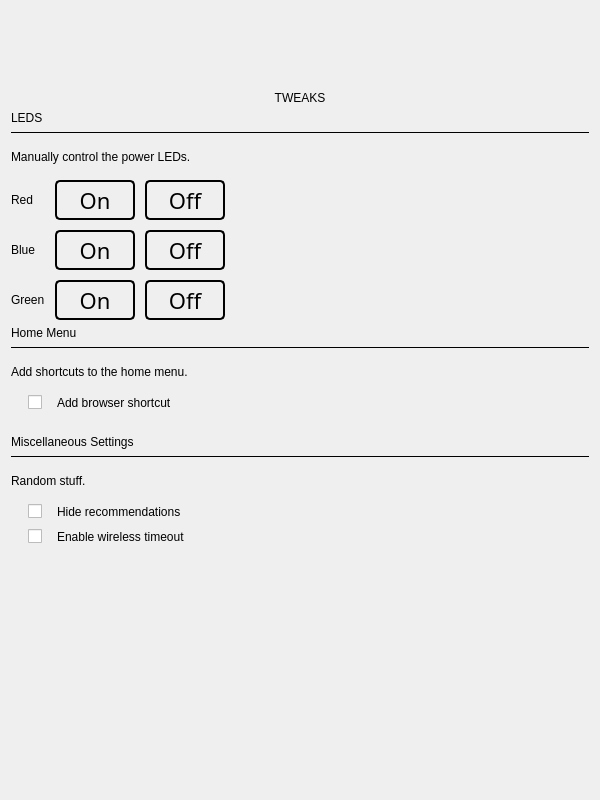
Old version of the form src/tweaks/tweakview.ui in the repository ah-/koboplugins.
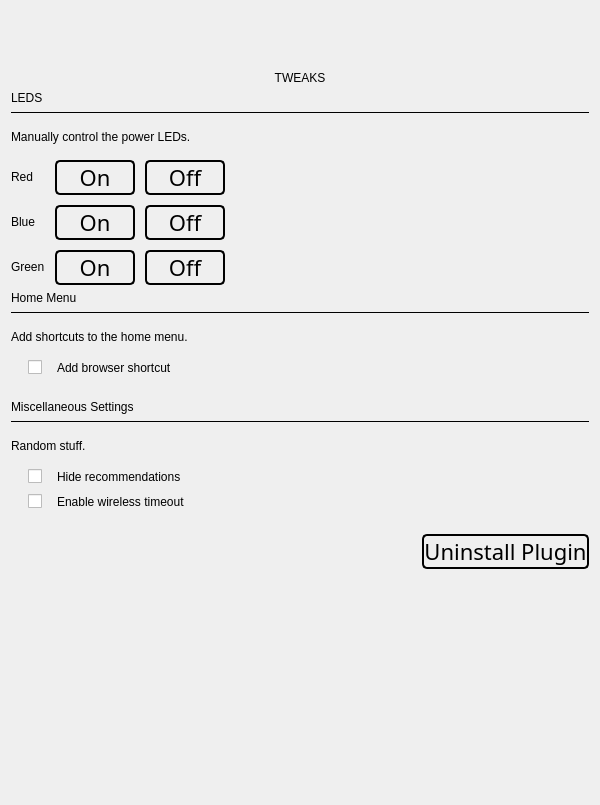
New version of the form. Icons and pictures are not drawn.

Commit message: - added new menuentry for search - syncIcon in topbar is now hidable using ini file - updated ini template with new values - added wifi timeout disable functionality - added uninstall button in tweaks dialog - fixed shortlist icon

The edit to the form file:
```diff
--- a/src/tweaks/tweakview.ui
+++ b/src/tweaks/tweakview.ui
@@ -7,7 +7,7 @@
     <x>0</x>
     <y>0</y>
     <width>600</width>
-    <height>800</height>
+    <height>805</height>
    </rect>
   </property>
   <property name="windowTitle">
@@ -25,7 +25,7 @@
      <property name="sizeHint" stdset="0">
       <size>
        <width>20</width>
-       <height>80</height>
+       <height>60</height>
       </size>
      </property>
     </spacer>
@@ -144,7 +144,7 @@
          <property name="minimumSize">
           <size>
            <width>80</width>
-           <height>40</height>
+           <height>30</height>
           </size>
          </property>
          <property name="styleSheet">
@@ -153,6 +153,12 @@
          <property name="text">
           <string>On</string>
          </property>
+         <property name="iconSize">
+          <size>
+           <width>24</width>
+           <height>24</height>
+          </size>
+         </property>
         </widget>
        </item>
        <item>
@@ -160,7 +166,7 @@
          <property name="minimumSize">
           <size>
            <width>80</width>
-           <height>40</height>
+           <height>30</height>
           </size>
          </property>
          <property name="styleSheet">
@@ -235,7 +241,7 @@
          <property name="minimumSize">
           <size>
            <width>80</width>
-           <height>40</height>
+           <height>30</height>
           </size>
          </property>
          <property name="styleSheet">
@@ -251,7 +257,7 @@
          <property name="minimumSize">
           <size>
            <width>80</width>
-           <height>40</height>
+           <height>30</height>
           </size>
          </property>
          <property name="styleSheet">
@@ -284,7 +290,7 @@
          <property name="minimumSize">
           <size>
            <width>80</width>
-           <height>40</height>
+           <height>30</height>
           </size>
          </property>
          <property name="styleSheet">
@@ -300,7 +306,7 @@
          <property name="minimumSize">
           <size>
            <width>80</width>
-           <height>40</height>
+           <height>30</height>
           </size>
          </property>
          <property name="styleSheet">
@@ -559,6 +565,39 @@
      </item>
     </layout>
    </item>
+   <item>
+    <layout class="QHBoxLayout" name="horizontalLayout_4">
+     <item>
+      <spacer name="horizontalSpacer_4">
+       <property name="orientation">
+        <enum>Qt::Horizontal</enum>
+       </property>
+       <property name="sizeHint" stdset="0">
+        <size>
+         <width>40</width>
+         <height>20</height>
+        </size>
+       </property>
+      </spacer>
+     </item>
+     <item>
+      <widget class="QPushButton" name="uninstallButton">
+       <property name="styleSheet">
+        <string>font: 22px Avenir; border: 2px solid black; border-radius: 5px;</string>
+       </property>
+       <property name="text">
+        <string>Uninstall Plugin</string>
+       </property>
+       <property name="iconSize">
+        <size>
+         <width>18</width>
+         <height>24</height>
+        </size>
+       </property>
+      </widget>
+     </item>
+    </layout>
+   </item>
    <item>
     <spacer name="verticalSpacer">
      <property name="orientation">
@@ -567,7 +606,7 @@
      <property name="sizeHint" stdset="0">
       <size>
        <width>20</width>
-       <height>306</height>
+       <height>40</height>
       </size>
      </property>
     </spacer>
```
The commit also changes 10 other files.
